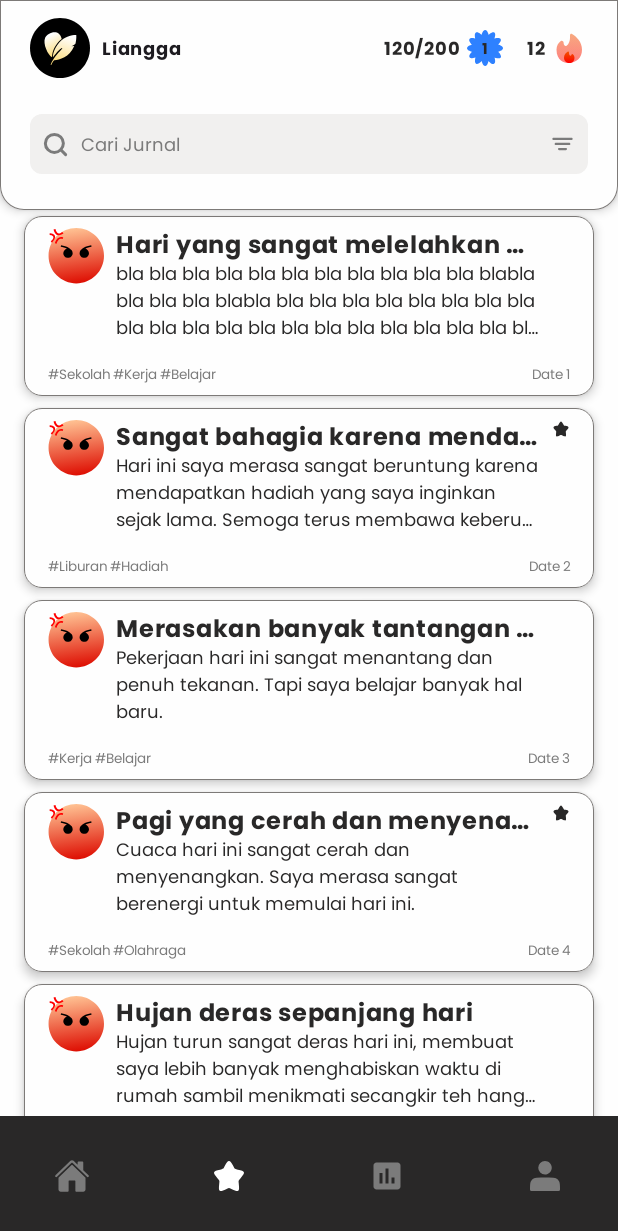
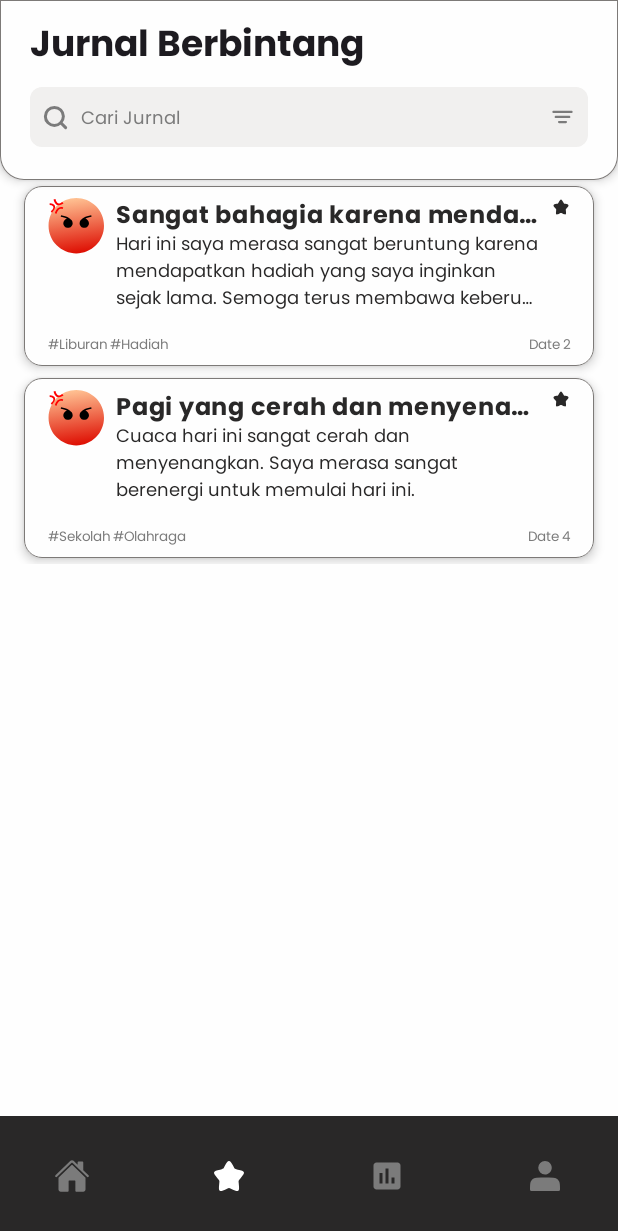
Before and after one commit to memotions/android, an Android app built with Jetpack Compose: the screen it shows after launch (MainActivity), item 2 of the bottom bar chosen, on a phone screen of 412 x 824 dp. Shown: the top 1231 px of the screen. Run offline under Robolectric (Android 15) with nearby library versions, the phone set to English and light mode, and no system bars; our stand-ins replace Dagger/Hilt's generated code.

Commit message:
feat: add starredscreen

```diff
--- /dev/null
+++ b/app/src/main/java/com/memtionsandroid/memotions/ui/components/main/Journals.kt
@@ -0,0 +1,18 @@
+package com.memtionsandroid.memotions.ui.components.main
+
+import androidx.compose.foundation.layout.padding
+import androidx.compose.foundation.lazy.LazyColumn
+import androidx.compose.foundation.lazy.items
+import androidx.compose.runtime.Composable
+import androidx.compose.ui.Modifier
+import androidx.compose.ui.unit.dp
+
+
+@Composable
+fun Journals(journals: List<Journal>){
+    LazyColumn(modifier = Modifier.padding(horizontal = 16.dp)) {
+        items(items = journals) { journal ->
+            JournalCard(journal, modifier = Modifier.padding(vertical = 4.dp))
+        }
+    }
+}
--- /dev/null
+++ b/app/src/main/java/com/memtionsandroid/memotions/ui/components/starred/StarredTopBar.kt
@@ -0,0 +1,65 @@
+package com.memtionsandroid.memotions.ui.components.starred
+
+import androidx.compose.foundation.BorderStroke
+import androidx.compose.foundation.background
+import androidx.compose.foundation.layout.Box
+import androidx.compose.foundation.layout.Column
+import androidx.compose.foundation.layout.fillMaxWidth
+import androidx.compose.foundation.layout.height
+import androidx.compose.foundation.layout.padding
+import androidx.compose.foundation.shape.RoundedCornerShape
+import androidx.compose.material3.MaterialTheme
+import androidx.compose.material3.Surface
+import androidx.compose.material3.Text
+import androidx.compose.runtime.Composable
+import androidx.compose.ui.Modifier
+import androidx.compose.ui.tooling.preview.Preview
+import androidx.compose.ui.unit.dp
+import com.memtionsandroid.memotions.ui.components.home.HomeTopBar
+import com.memtionsandroid.memotions.ui.components.main.SearchBar
+import com.memtionsandroid.memotions.ui.theme.MemotionsTheme
+import com.memtionsandroid.memotions.ui.theme.customColors
+
+@Composable
+fun StarredTopBar() {
+    val customColors = MaterialTheme.customColors
+    Surface (
+        modifier = Modifier
+            .fillMaxWidth()
+            .height(120.dp),
+        shadowElevation = 4.dp,
+        tonalElevation = 8.dp,
+        border = BorderStroke(0.5.dp, customColors.outlineColor),
+        shape = RoundedCornerShape(bottomEnd = 16.dp, bottomStart = 16.dp),
+        ){
+        Box(
+            modifier = Modifier
+                .fillMaxWidth()
+                .background(customColors.backgroundColor)
+                .padding(horizontal = 20.dp, vertical = 12.dp)
+        ) {
+            Column {
+                Text(text = "Jurnal Berbintang",
+                    style = MaterialTheme.typography.titleLarge)
+                SearchBar(modifier = Modifier.padding(top = 12.dp))
+            }
+        }
+    }
+}
+
+
+@Preview
+@Composable
+fun HomeTopBarPreview() {
+    MemotionsTheme (){
+        StarredTopBar()
+    }
+}
+
+@Preview
+@Composable
+fun HomeTopBarPreviewDark() {
+    MemotionsTheme (darkTheme = true){
+        StarredTopBar()
+    }
+}
--- a/app/src/main/java/com/memtionsandroid/memotions/ui/main/MainScreen.kt
+++ b/app/src/main/java/com/memtionsandroid/memotions/ui/main/MainScreen.kt
@@ -24,6 +24,7 @@ import androidx.navigation.compose.rememberNavController
 import com.memtionsandroid.memotions.R
 import com.memtionsandroid.memotions.ui.main.screen.HomeScreen
 import com.memtionsandroid.memotions.ui.main.screen.ProfileScreen
+import com.memtionsandroid.memotions.ui.main.screen.StarredScreen
 import com.memtionsandroid.memotions.ui.theme.customColors
 
 @OptIn(ExperimentalMaterial3Api::class)
@@ -46,7 +47,7 @@ fun MainScreen() {
             Modifier.padding(innerPadding)
         ) {
             composable("home") { HomeScreen() }
-            composable("starred") { HomeScreen() }
+            composable("starred") { StarredScreen() }
             composable("statistic") { ProfileScreen() }
             composable("Profile") { ProfileScreen() }
         }
--- a/app/src/main/java/com/memtionsandroid/memotions/ui/main/screen/HomeScreen.kt
+++ b/app/src/main/java/com/memtionsandroid/memotions/ui/main/screen/HomeScreen.kt
@@ -16,6 +16,7 @@ import androidx.compose.ui.unit.dp
 import com.memtionsandroid.memotions.ui.components.home.HomeTopBar
 import com.memtionsandroid.memotions.ui.components.main.Journal
 import com.memtionsandroid.memotions.ui.components.main.JournalCard
+import com.memtionsandroid.memotions.ui.components.main.Journals
 
 val journalList = listOf(
     Journal(
@@ -98,12 +99,3 @@ fun HomeScreen() {
         }
     )
 }
-
-@Composable
-fun Journals(journals: List<Journal>){
-    LazyColumn(modifier = Modifier.padding(horizontal = 16.dp)) {
-        items(items = journals) { journal ->
-            JournalCard(journal, modifier = Modifier.padding(vertical = 4.dp))
-        }
-    }
-}
--- /dev/null
+++ b/app/src/main/java/com/memtionsandroid/memotions/ui/main/screen/StarredScreen.kt
@@ -0,0 +1,52 @@
+package com.memtionsandroid.memotions.ui.main.screen
+
+import androidx.compose.foundation.layout.Box
+import androidx.compose.foundation.layout.fillMaxWidth
+import androidx.compose.foundation.layout.padding
+import androidx.compose.foundation.lazy.LazyColumn
+import androidx.compose.foundation.lazy.items
+import androidx.compose.material3.Scaffold
+import androidx.compose.runtime.Composable
+import androidx.compose.ui.Modifier
+import androidx.compose.ui.unit.dp
+import com.memtionsandroid.memotions.ui.components.home.HomeTopBar
+import com.memtionsandroid.memotions.ui.components.main.Journal
+import com.memtionsandroid.memotions.ui.components.main.JournalCard
+import com.memtionsandroid.memotions.ui.components.main.Journals
+import com.memtionsandroid.memotions.ui.components.starred.StarredTopBar
+
+
+val starredJournalList = listOf(
+    Journal(
+        "Sangat bahagia karena mendapatkan hadiah besar",
+        "Hari ini saya merasa sangat beruntung karena mendapatkan hadiah yang saya inginkan sejak lama. Semoga terus membawa keberuntungan.",
+        "Date 2",
+        listOf("Liburan", "Hadiah"),
+        true
+    ),
+    Journal(
+        "Pagi yang cerah dan menyenangkan",
+        "Cuaca hari ini sangat cerah dan menyenangkan. Saya merasa sangat berenergi untuk memulai hari ini.",
+        "Date 4",
+        listOf("Sekolah", "Olahraga"),
+        true
+    ),
+)
+
+
+
+@Composable
+fun StarredScreen() {
+    Scaffold (
+        topBar = {
+            StarredTopBar()
+        },
+        content = { innerPadding ->
+            Box(modifier = Modifier
+                .fillMaxWidth()
+                .padding(innerPadding)) {
+                Journals(starredJournalList)
+            }
+        }
+    )
+}
--- a/app/src/main/java/com/memtionsandroid/memotions/ui/theme/Type.kt
+++ b/app/src/main/java/com/memtionsandroid/memotions/ui/theme/Type.kt
@@ -29,7 +29,7 @@ val Typography = Typography(
     titleLarge = TextStyle(
         fontFamily = Poppins,
         fontWeight = FontWeight.Bold,
-        fontSize = 20.sp,
+        fontSize = 24.sp,
         lineHeight = 28.sp,
         letterSpacing = 0.sp
     ),
```
